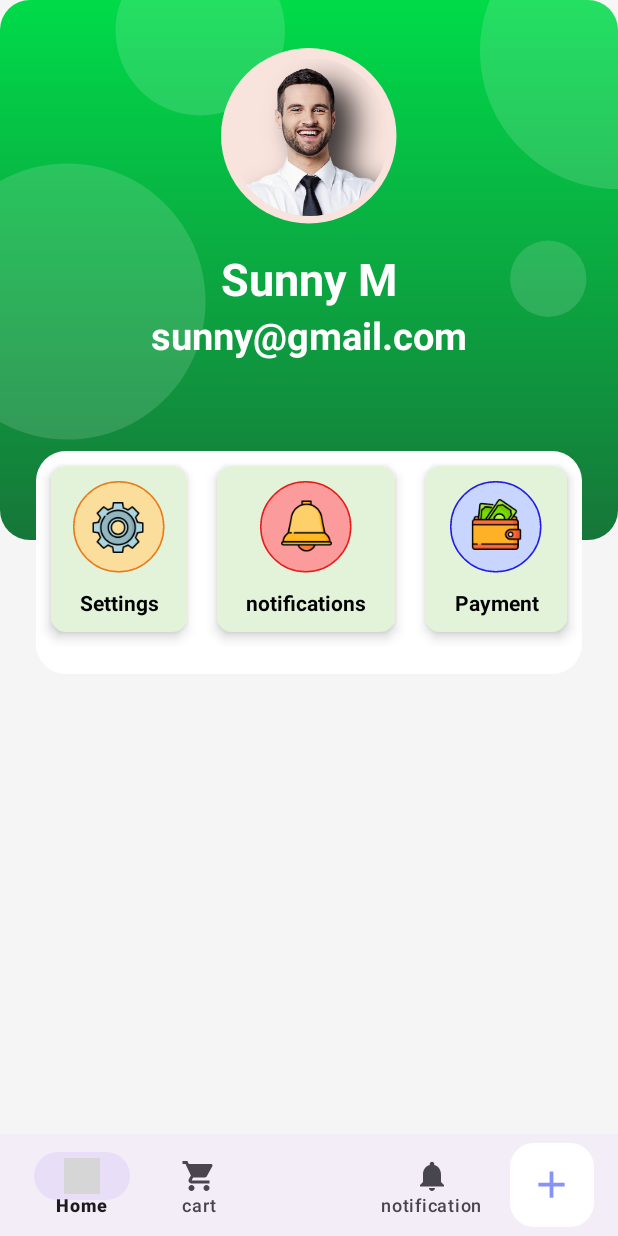
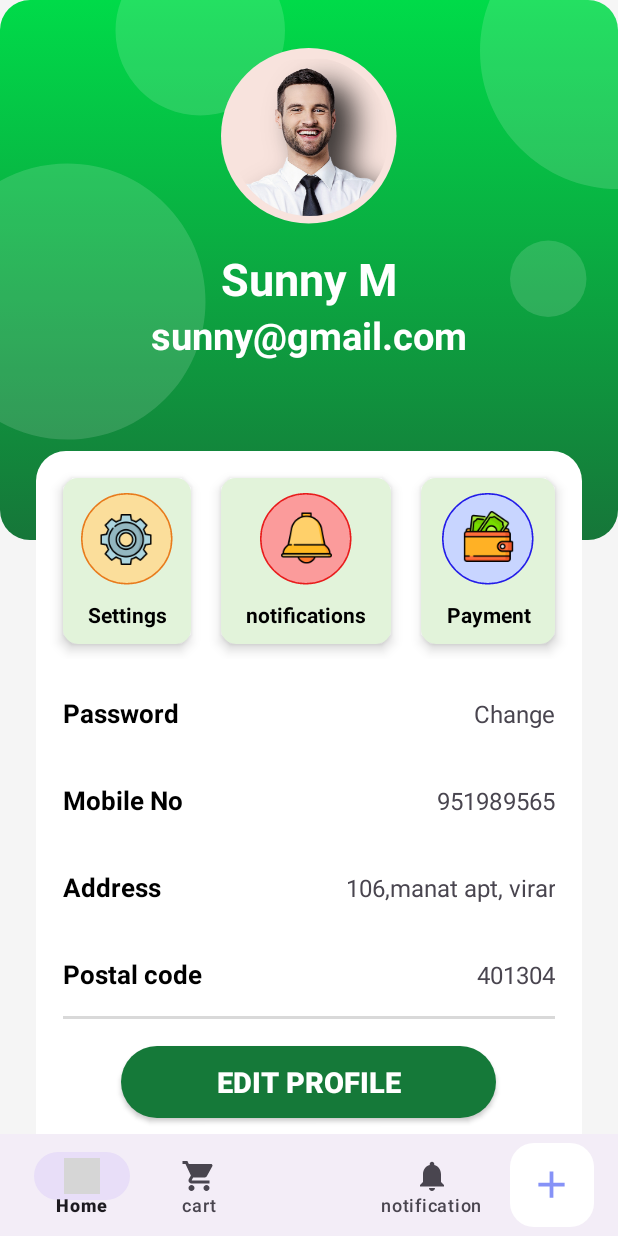
Before and after one commit to sunnymahagaonkar/farmerapp, an Android app: the fragment personfrag placed in its activity, on a phone screen of 412 x 824 dp. Run offline under Robolectric (Android 15) with nearby library versions, the phone set to English and light mode, and no system bars; grey boxes are pictures that could not be loaded.

Commit message:
thats not final

```diff
--- a/app/build.gradle
+++ b/app/build.gradle
@@ -1,5 +1,6 @@
 plugins {
     id 'com.android.application'
+    id 'com.google.gms.google-services'
 }
 
 android {
@@ -35,6 +36,7 @@ android {
 
 dependencies {
     implementation 'com.android.car.ui:car-ui-lib:2.5.1'
+    implementation 'com.google.firebase:firebase-storage:20.3.0'
     constraints {
         implementation("org.jetbrains.kotlin:kotlin-stdlib-jdk7:1.8.0") {
             because("kotlin-stdlib-jdk7 is now a part of kotlin-stdlib")
--- a/app/src/main/java/com/example/home3/grid_item.java
+++ b/app/src/main/java/com/example/home3/grid_item.java
@@ -1,26 +1,18 @@
 package com.example.home3;
 
-import static java.security.AccessController.*;
+import android.content.Intent;
+import android.os.Bundle;
+import android.util.Log;
+import android.view.View;
+import android.widget.ImageView;
+import android.widget.TextView;
 
-import androidx.annotation.NonNull;
 import androidx.appcompat.app.AppCompatActivity;
 import androidx.fragment.app.Fragment;
 import androidx.fragment.app.FragmentManager;
 import androidx.fragment.app.FragmentTransaction;
 
-import android.content.Intent;
-import android.os.Bundle;
-import android.view.LayoutInflater;
-import android.view.View;
-import android.view.ViewGroup;
-import android.widget.ImageView;
-import android.widget.LinearLayout;
-import android.widget.TextView;
-
 import com.example.home3.databinding.ActivityGridItemBinding;
-import com.example.home3.databinding.ActivityMainBinding;
-
-import java.security.AccessController;
 
 public class grid_item extends AppCompatActivity {
 ActivityGridItemBinding binding;
@@ -39,8 +31,9 @@ ActivityGridItemBinding binding;
             @Override
             public void onClick(View view) {
 //                Intent intent = new Intent(getApplicationContext(),product1info.class);
+                Log.d("ClickEvent", "CardView clicked");
                 replceFragment(new product1info());
-//            startActivity(intent);
+//           startActivity(intent);
             }
         });
         textView= findViewById(R.id.protext1);
@@ -60,16 +53,17 @@ ActivityGridItemBinding binding;
     }
 
     private void replceFragment(Fragment fragment) {
-
+        Log.d("ClickEvent", "CardView clicked");
         FragmentManager fragmentManager= getSupportFragmentManager();
          FragmentTransaction fragmentTransaction= fragmentManager.beginTransaction();
-         fragmentTransaction.replace(R.id.linearLayout,fragment);
+         fragmentTransaction.replace(R.id.cardscreen2,fragment);
 //         fragmentTransaction.addToBackStack(null);
 
-        binding.cardcscreen1.setVisibility(View.GONE);
+        binding.productscreen.setVisibility(View.GONE);
         binding.cardscreen2.setVisibility(View.VISIBLE);
         fragmentTransaction.commit();
     }
 
 
+
 }
--- a/app/src/main/java/com/example/home3/product1info.java
+++ b/app/src/main/java/com/example/home3/product1info.java
@@ -19,7 +19,7 @@ FragmentProduct1infoBinding fragmentProduct1infoBinding;
                              Bundle savedInstanceState) {
         // Inflate the layout for this fragment
         fragmentProduct1infoBinding = FragmentProduct1infoBinding.inflate(inflater, container, false);
-        fragmentProduct1infoBinding.infoscreen.setVisibility(View.VISIBLE);
+        //fragmentProduct1infoBinding.infoscreen.setVisibility(View.VISIBLE);
 
         // Return the inflated view
         return fragmentProduct1infoBinding.getRoot();
--- /dev/null
+++ b/app/src/main/res/drawable/background_btn.xml
@@ -0,0 +1,9 @@
+<?xml version="1.0" encoding="utf-8"?>
+<selector xmlns:android="http://schemas.android.com/apk/res/android">
+<item>
+    <shape android:shape="rectangle">
+        <solid android:color="#157939"></solid>
+        <corners android:radius="50dp"></corners>
+    </shape>
+</item>
+</selector>
--- a/app/src/main/res/layout/activity_grid_item.xml
+++ b/app/src/main/res/layout/activity_grid_item.xml
@@ -1,9 +1,10 @@
 <?xml version="1.0" encoding="utf-8"?>
-<androidx.cardview.widget.CardView xmlns:android="http://schemas.android.com/apk/res/android"
+<LinearLayout xmlns:android="http://schemas.android.com/apk/res/android"
     xmlns:app="http://schemas.android.com/apk/res-auto"
     xmlns:tools="http://schemas.android.com/tools"
     android:layout_width="match_parent"
     android:layout_height="match_parent"
+    android:id="@+id/productscreen"
     tools:context=".grid_item"
     android:orientation="horizontal">
 
@@ -295,4 +296,4 @@ android:id="@+id/cardcscreen1"
         android:layout_height="match_parent">
     </FrameLayout>
 
-</androidx.cardview.widget.CardView>
+</LinearLayout>
--- a/app/src/main/res/layout/fragment_personfrag.xml
+++ b/app/src/main/res/layout/fragment_personfrag.xml
@@ -22,10 +22,11 @@ app:layout_constraintEnd_toEndOf="parent"
         app:layout_constraintTop_toTopOf="parent" />
 
     <ImageView
-        android:id="@+id/imageView8"
+        android:id="@+id/topbg"
         android:layout_width="wrap_content"
         android:layout_height="wrap_content"
-        android:src="@drawable/circles" />
+        android:src="@drawable/circles"
+        tools:ignore="MissingConstraints" />
 
 
     <ImageView
@@ -73,9 +74,13 @@ app:layout_constraintEnd_toEndOf="parent"
         android:layout_marginEnd="24dp"
         android:background="@drawable/white_background"
         android:orientation="vertical"
+        android:padding="8dp"
+        app:layout_constraintBottom_toBottomOf="parent"
+        app:layout_constraintEnd_toEndOf="parent"
+        app:layout_constraintHorizontal_bias="1.0"
+        app:layout_constraintStart_toStartOf="parent"
         app:layout_constraintTop_toBottomOf="@id/textView5"
-        app:layout_constraintEnd_toEndOf="parent"
-        app:layout_constraintStart_toStartOf="parent">
+        app:layout_constraintVertical_bias="0.0">
 
         <LinearLayout
             android:layout_width="match_parent"
@@ -91,6 +96,7 @@ app:layout_constraintEnd_toEndOf="parent"
                 android:background="@drawable/button_background"
                 android:elevation="5dp"
                 android:orientation="vertical">
+
                 <ImageView
                     android:id="@+id/imageView5"
                     android:layout_width="match_parent"
@@ -98,14 +104,15 @@ app:layout_constraintEnd_toEndOf="parent"
                     android:layout_marginTop="10dp"
 
                     android:src="@drawable/ic_1" />
+
                 <TextView
                     android:layout_width="match_parent"
                     android:layout_height="wrap_content"
+                    android:layout_margin="10dp"
                     android:text="Settings"
+                    android:textAlignment="center"
                     android:textColor="@color/black"
-                    android:textStyle="bold"
-                    android:textAlignment="center"
-                    android:layout_margin="10dp">
+                    android:textStyle="bold">
 
                 </TextView>
             </LinearLayout>
@@ -118,6 +125,7 @@ app:layout_constraintEnd_toEndOf="parent"
                 android:background="@drawable/button_background"
                 android:elevation="5dp"
                 android:orientation="vertical">
+
                 <ImageView
                     android:id="@+id/imageView6"
                     android:layout_width="match_parent"
@@ -125,17 +133,19 @@ app:layout_constraintEnd_toEndOf="parent"
                     android:layout_marginTop="10dp"
 
                     android:src="@drawable/ic_2" />
+
                 <TextView
                     android:layout_width="match_parent"
                     android:layout_height="wrap_content"
+                    android:layout_margin="10dp"
                     android:text="notifications"
+                    android:textAlignment="center"
                     android:textColor="@color/black"
-                    android:textStyle="bold"
-                    android:textAlignment="center"
-                    android:layout_margin="10dp">
+                    android:textStyle="bold">
 
                 </TextView>
             </LinearLayout>
+
             <LinearLayout
                 android:layout_width="wrap_content"
                 android:layout_height="wrap_content"
@@ -144,34 +154,178 @@ app:layout_constraintEnd_toEndOf="parent"
                 android:background="@drawable/button_background"
                 android:elevation="5dp"
                 android:orientation="vertical">
+
                 <ImageView
                     android:id="@+id/imageView7"
                     android:layout_width="match_parent"
                     android:layout_height="wrap_content"
                     android:layout_marginTop="10dp"
-android:src="@drawable/ic_3"
-                    />
+                    android:src="@drawable/ic_3" />
+
                 <TextView
                     android:layout_width="match_parent"
                     android:layout_height="wrap_content"
+                    android:layout_margin="10dp"
                     android:text="Payment"
+                    android:textAlignment="center"
                     android:textColor="@color/black"
-                    android:textStyle="bold"
-                    android:textAlignment="center"
-                    android:layout_margin="10dp">
+                    android:textStyle="bold">
 
                 </TextView>
             </LinearLayout>
 
-            </LinearLayout>
+        </LinearLayout>
+
         <LinearLayout
             android:layout_width="match_parent"
             android:layout_height="match_parent"
-            android:orientation="horizontal"
-            android:layout_marginTop="18dp">
+            android:layout_marginStart="10dp"
+            android:layout_marginTop="24dp"
+            android:layout_marginEnd="10dp"
+            android:layout_marginBottom="10dp"
+            android:orientation="horizontal">
 
+            <TextView
+                android:id="@+id/password1"
+                android:layout_width="wrap_content"
+                android:layout_height="wrap_content"
+                android:layout_weight="1"
+                android:text="Password"
+                android:textColor="@color/black"
+                android:textSize="17dp"
+                android:textStyle="bold" />
+
+            <TextView
+                android:id="@+id/passchange"
+                android:layout_width="wrap_content"
+                android:layout_height="wrap_content"
+                android:layout_weight="1"
+                android:text="Change"
+                android:textAlignment="textEnd"
+                android:textSize="16dp" />
         </LinearLayout>
+
+        <LinearLayout
+            android:layout_width="match_parent"
+            android:layout_height="match_parent"
+            android:layout_marginStart="10dp"
+            android:layout_marginTop="24dp"
+            android:layout_marginEnd="10dp"
+            android:layout_marginBottom="10dp"
+            android:orientation="horizontal">
+
+            <TextView
+                android:id="@+id/mobnoname"
+                android:layout_width="wrap_content"
+                android:layout_height="wrap_content"
+                android:layout_weight="1"
+                android:text="Mobile No"
+                android:textColor="@color/black"
+                android:textSize="17dp"
+                android:textStyle="bold" />
+
+            <TextView
+                android:id="@+id/mobname"
+                android:layout_width="wrap_content"
+                android:layout_height="wrap_content"
+                android:layout_weight="1"
+                android:text="951989565"
+                android:textAlignment="textEnd"
+                android:textSize="16dp" />
         </LinearLayout>
+
+        <LinearLayout
+            android:layout_width="match_parent"
+            android:layout_height="wrap_content"
+            android:layout_marginStart="10dp"
+            android:layout_marginTop="24dp"
+            android:layout_marginEnd="10dp"
+            android:layout_marginBottom="10dp"
+            android:orientation="horizontal">
+
+            <TextView
+                android:id="@+id/addressname"
+                android:layout_width="wrap_content"
+                android:layout_height="wrap_content"
+                android:layout_weight="1"
+                android:text="Address"
+                android:textColor="@color/black"
+                android:textSize="17dp"
+                android:textStyle="bold" />
+
+            <TextView
+                android:id="@+id/address"
+                android:layout_width="wrap_content"
+                android:layout_height="wrap_content"
+                android:layout_weight="1"
+                android:text="106,manat apt, virar"
+                android:textAlignment="textEnd"
+                android:textSize="16dp" />
+        </LinearLayout>
+
+        <LinearLayout
+            android:layout_width="match_parent"
+            android:layout_height="wrap_content"
+            android:layout_marginStart="10dp"
+            android:layout_marginTop="24dp"
+            android:layout_marginEnd="10dp"
+            android:layout_marginBottom="10dp"
+            android:orientation="horizontal">
+
+            <TextView
+                android:id="@+id/postalname"
+                android:layout_width="wrap_content"
+                android:layout_height="wrap_content"
+                android:layout_weight="1"
+                android:text="Postal code"
+                android:textColor="@color/black"
+                android:textSize="17dp"
+                android:textStyle="bold" />
+
+            <TextView
+                android:id="@+id/postalcode"
+                android:layout_width="wrap_content"
+                android:layout_height="wrap_content"
+                android:layout_weight="1"
+                android:text="401304"
+                android:textAlignment="textEnd"
+                android:textSize="16dp" />
+        </LinearLayout>
+
+        <View
+            android:layout_width="match_parent"
+            android:layout_height="2dp"
+            android:layout_marginStart="10dp"
+            android:layout_marginTop="6dp"
+            android:layout_marginEnd="10dp"
+            android:layout_marginBottom="6dp"
+            android:background="#d9d9d9">
+
+        </View>
+        <androidx.appcompat.widget.AppCompatButton
+            android:layout_width="250dp"
+            android:layout_gravity="center"
+            android:layout_height="wrap_content"
+            android:text="Edit profile"
+            android:background="@drawable/background_btn"
+            android:textColor="@color/white"
+            android:textStyle="bold"
+            android:textSize="19dp"
+            android:layout_margin="12dp"
+/>
+        <androidx.appcompat.widget.AppCompatButton
+            android:layout_width="200dp"
+            android:layout_height="wrap_content"
+            android:text="Log OUT"
+            android:layout_gravity="center"
+            android:background="@drawable/background_btn"
+            android:textColor="@color/white"
+            android:textStyle="bold"
+            android:textSize="19dp"
+            android:layout_margin="12dp"
+            ></androidx.appcompat.widget.AppCompatButton>
+
+    </LinearLayout>
 
 
 </androidx.constraintlayout.widget.ConstraintLayout>
--- a/app/src/main/res/layout/fragment_product1info.xml
+++ b/app/src/main/res/layout/fragment_product1info.xml
@@ -1,15 +1,15 @@
 <?xml version="1.0" encoding="utf-8"?>
-<FrameLayout xmlns:android="http://schemas.android.com/apk/res/android"
+<LinearLayout xmlns:android="http://schemas.android.com/apk/res/android"
     xmlns:tools="http://schemas.android.com/tools"
     android:layout_width="match_parent"
     android:layout_height="match_parent"
+
     tools:context=".product1info">
-<LinearLayout
+<FrameLayout
     android:layout_width="match_parent"
     android:layout_height="match_parent"
-    android:visibility="visible"
-    android:id="@+id/infoscreen">
-
+android:visibility="visible"
+    android:id="@+id/productscreen2">
 
     <!-- TODO: Update blank fragment layout -->
     <TextView
@@ -20,6 +20,6 @@
         android:gravity="center"
         android:textSize="30dp"
         />
+</FrameLayout>
+
 </LinearLayout>
-
-</FrameLayout>
--- a/build.gradle
+++ b/build.gradle
@@ -1,4 +1,8 @@
-// Top-level build file where you can add configuration options common to all sub-projects/modules.
+buildscript {
+    dependencies {
+        classpath 'com.google.gms:google-services:4.4.0'
+    }
+}// Top-level build file where you can add configuration options common to all sub-projects/modules.
 plugins {
     id 'com.android.application' version '8.0.2' apply false
     id 'com.android.library' version '8.0.2' apply false
```
